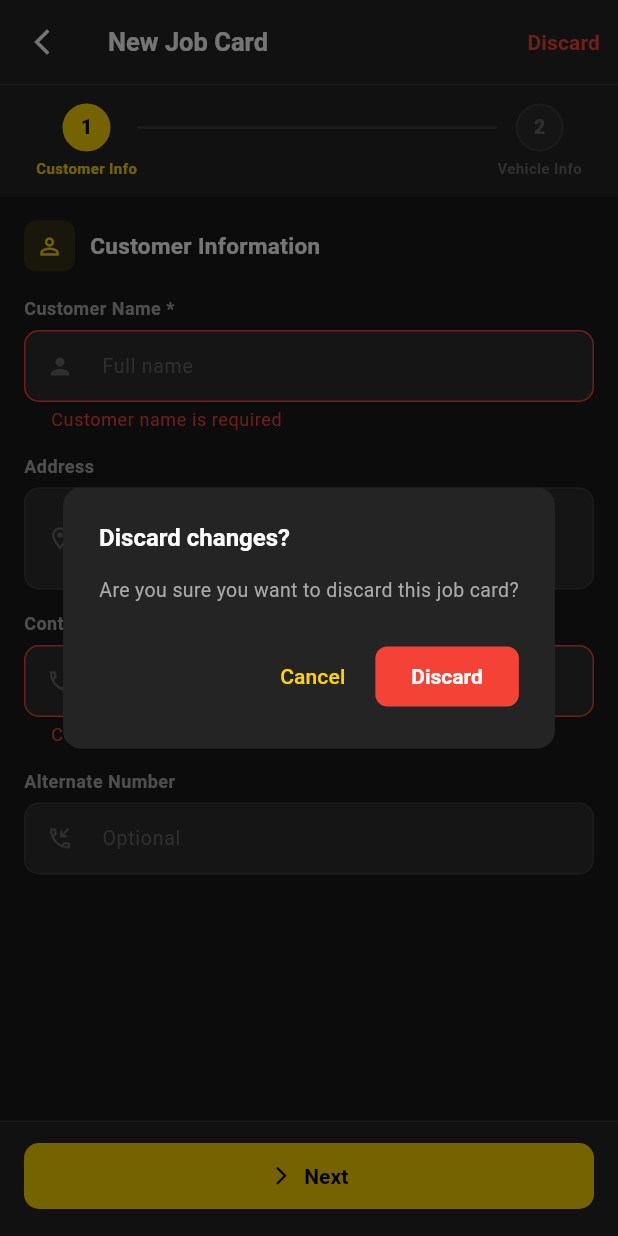
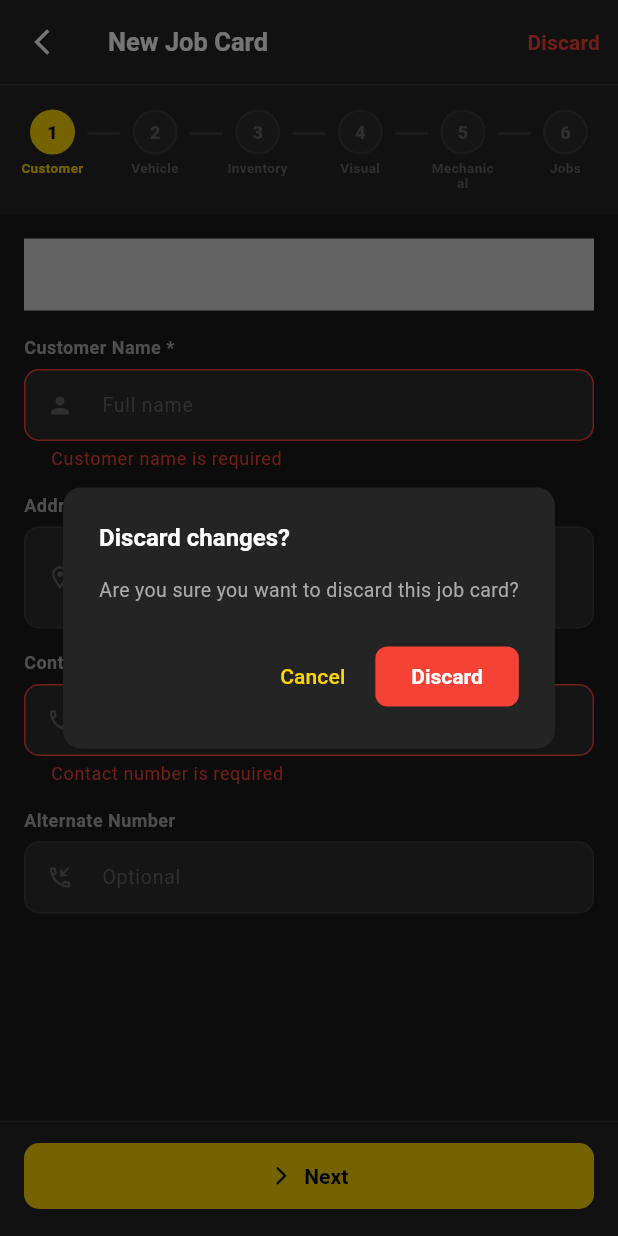
Before and after one commit to MukulKumar09/AutoServ-Pro, a Flutter app: the VehicleEntryScreen screen opened by its route, after a tap on "Next", after a tap on "Discard", on a phone screen of 412 x 824 dp. Run offline on Flutter 3.47's test engine with Material 3 defaults, Android fonts, the phone set to English and light mode, and no system bars; our stand-ins replace cloud_firestore, firebase_auth, firebase_core, image_picker, pdf, printing; missing offline and left inert: syncfusion_flutter_signaturepad; accounts and stored records are empty; network calls fail; statements that could not run were skipped.

Commit message:
feat: unified 6-step wizard progress indicator across all creation journey screens

```diff
--- a/lib/views/demanded_jobs_screen.dart
+++ b/lib/views/demanded_jobs_screen.dart
@@ -5,6 +5,7 @@
 import '../controllers/job_card_controller.dart';
 import '../widgets/app_widgets.dart';
 import '../widgets/main_scaffold.dart';
+import '../widgets/wizard_step_bar.dart';
 
 class DemandedJobsScreen extends StatefulWidget {
   const DemandedJobsScreen({super.key});
@@ -101,6 +102,7 @@
             ? Center(child: PrimaryButton(label: 'Create Job Card', icon: Icons.add,
                   onPressed: () => Navigator.pushReplacementNamed(context, AppRoutes.vehicleEntry)))
             : Column(children: [
+                const WizardStepBar(currentStep: 5),
               // Tab bar
               Container(
                 color: AppColors.surface,
--- a/lib/views/inventory_checklist_screen.dart
+++ b/lib/views/inventory_checklist_screen.dart
@@ -7,6 +7,7 @@
 import '../models/job_card_model.dart';
 import '../widgets/app_widgets.dart';
 import '../widgets/main_scaffold.dart';
+import '../widgets/wizard_step_bar.dart';
 
 class InventoryChecklistScreen extends StatefulWidget {
   const InventoryChecklistScreen({super.key});
--- a/lib/views/mechanical_checklist_screen.dart
+++ b/lib/views/mechanical_checklist_screen.dart
@@ -6,6 +6,7 @@
 import '../models/job_card_model.dart';
 import '../widgets/app_widgets.dart';
 import '../widgets/main_scaffold.dart';
+import '../widgets/wizard_step_bar.dart';
 
 class MechanicalChecklistScreen extends StatefulWidget {
   const MechanicalChecklistScreen({super.key});
@@ -172,7 +173,7 @@
             ? Center(child: PrimaryButton(label: 'Create Job Card', icon: Icons.add,
                   onPressed: () => Navigator.pushReplacementNamed(context, AppRoutes.vehicleEntry)))
             : Column(children: [
-
+                const WizardStepBar(currentStep: 4),
                 Expanded(
                   child: ListView.separated(
                     padding: const EdgeInsets.all(12),
--- a/lib/views/vehicle_entry_screen.dart
+++ b/lib/views/vehicle_entry_screen.dart
@@ -8,6 +8,7 @@
 import '../models/job_card_model.dart';
 import '../widgets/app_widgets.dart';
 import '../widgets/main_scaffold.dart';
+import '../widgets/wizard_step_bar.dart';
 
 class VehicleEntryScreen extends StatefulWidget {
   const VehicleEntryScreen({super.key});
@@ -180,7 +181,7 @@
         ],
         body: Column(children: [
         // ── Step indicator ────────────────────────────────────────────────
-        _StepBar(currentStep: _step),
+        WizardStepBar(currentStep: _step),
 
         // ── RO info chip (Hidden for wizard journey) ──────────────────────
         /*
@@ -631,98 +632,6 @@
       ),
     ]);
   }
-}
-
-// ── Step indicator bar ────────────────────────────────────────────────────────
-class _StepBar extends StatelessWidget {
-  final int currentStep;
-  const _StepBar({required this.currentStep});
-
-  @override
-  Widget build(BuildContext context) {
-    return Container(
-      color: AppColors.surface,
-      padding: const EdgeInsets.symmetric(horizontal: 24, vertical: 12),
-      child: Column(children: [
-        Row(children: [
-          // Step 1 circle
-          _StepCircle(
-              number: 1,
-              label: 'Customer Info',
-              isActive: currentStep == 0,
-              isDone: currentStep > 0),
-          // Line
-          Expanded(
-              child: Container(
-            height: 2,
-            margin: const EdgeInsets.only(bottom: 18),
-            decoration: BoxDecoration(
-              gradient: LinearGradient(colors: [
-                currentStep > 0 ? AppColors.accent : AppColors.border,
-                currentStep > 0 ? AppColors.accent : AppColors.border,
-              ]),
-              borderRadius: BorderRadius.circular(1),
-            ),
-          )),
-          // Step 2 circle
-          _StepCircle(
-              number: 2,
-              label: 'Vehicle Info',
-              isActive: currentStep == 1,
-              isDone: false),
-        ]),
-      ]),
-    );
-  }
-}
-
-class _StepCircle extends StatelessWidget {
-  final int number;
-  final String label;
-  final bool isActive, isDone;
-  const _StepCircle(
-      {required this.number,
-      required this.label,
-      required this.isActive,
-      required this.isDone});
-
-  @override
-  Widget build(BuildContext context) => Column(children: [
-        AnimatedContainer(
-          duration: const Duration(milliseconds: 200),
-          width: 32,
-          height: 32,
-          decoration: BoxDecoration(
-            color: isActive || isDone
-                ? AppColors.accent
-                : AppColors.surfaceElevated,
-            borderRadius: BorderRadius.circular(16),
-            border: Border.all(
-              color: isActive || isDone ? AppColors.accent : AppColors.border,
-              width: 1.5,
-            ),
-          ),
-          child: Center(
-            child: isDone
-                ? const Icon(Icons.check_rounded, color: Colors.black, size: 16)
-                : Text('$number',
-                    style: TextStyle(
-                      color: isActive ? Colors.black : AppColors.textMuted,
-                      fontSize: 13,
-                      fontWeight: FontWeight.w800,
-                    )),
-          ),
-        ),
-        const SizedBox(height: 4),
-        Text(label,
-            style: TextStyle(
-              fontSize: 10,
-              fontWeight: FontWeight.w600,
-              color: isActive ? AppColors.accent : AppColors.textMuted,
-            )),
-      ]);
-}
-
 class _SectionLabel extends StatelessWidget {
   final String label;
   final IconData icon;
--- a/lib/views/visual_inspection_screen.dart
+++ b/lib/views/visual_inspection_screen.dart
@@ -8,6 +8,7 @@
 import '../widgets/app_widgets.dart';
 import '../widgets/main_scaffold.dart';
 import '../services/cloudinary_service.dart';
+import '../widgets/wizard_step_bar.dart';
 
 class VisualInspectionScreen extends StatefulWidget {
   const VisualInspectionScreen({super.key});
@@ -152,9 +153,12 @@
                 PrimaryButton(label: 'Create Job Card', icon: Icons.add,
                     onPressed: () => Navigator.pushReplacementNamed(context, AppRoutes.vehicleEntry)),
               ]))
-            : SingleChildScrollView(
-                padding: const EdgeInsets.all(16),
-                child: Column(crossAxisAlignment: CrossAxisAlignment.start, children: [
+            : Column(children: [
+                const WizardStepBar(currentStep: 3),
+                Expanded(
+                  child: SingleChildScrollView(
+                    padding: const EdgeInsets.all(16),
+                    child: Column(crossAxisAlignment: CrossAxisAlignment.start, children: [
                   // RO info
                   Container(
                     padding: const EdgeInsets.symmetric(horizontal: 14, vertical: 10),
@@ -259,6 +263,7 @@
                   const SizedBox(height: 20),
                 ]),
               ),
+            ]),
       ),
     );
   }
--- /dev/null
+++ b/lib/widgets/wizard_step_bar.dart
@@ -0,0 +1,117 @@
+import 'package:flutter/material.dart';
+import '../constants/app_constants.dart';
+
+class WizardStepBar extends StatelessWidget {
+  final int currentStep; // 0-indexed: 0=Customer, 1=Vehicle, 2=Inventory, 3=Visual, 4=Mechanical, 5=Jobs
+  const WizardStepBar({super.key, required this.currentStep});
+
+  @override
+  Widget build(BuildContext context) {
+    const steps = [
+      'Customer',
+      'Vehicle',
+      'Inventory',
+      'Visual',
+      'Mechanical',
+      'Jobs',
+    ];
+
+    return Container(
+      color: AppColors.surface,
+      padding: const EdgeInsets.symmetric(horizontal: 12, vertical: 16),
+      child: Row(
+        crossAxisAlignment: CrossAxisAlignment.start,
+        children: List.generate(steps.length * 2 - 1, (index) {
+          if (index.isOdd) {
+            final stepIndex = index ~/ 2;
+            final isActive = currentStep > stepIndex;
+            return Expanded(
+              child: Container(
+                height: 2,
+                margin: const EdgeInsets.only(top: 15),
+                decoration: BoxDecoration(
+                  gradient: LinearGradient(
+                    colors: [
+                      isActive ? AppColors.accent : AppColors.border,
+                      isActive ? AppColors.accent : AppColors.border,
+                    ],
+                  ),
+                  borderRadius: BorderRadius.circular(1),
+                ),
+              ),
+            );
+          } else {
+            final stepIndex = index ~/ 2;
+            final isActive = currentStep == stepIndex;
+            final isDone = currentStep > stepIndex;
+            return _StepCircle(
+              number: stepIndex + 1,
+              label: steps[stepIndex],
+              isActive: isActive,
+              isDone: isDone,
+            );
+          }
+        }),
+      ),
+    );
+  }
+}
+
+class _StepCircle extends StatelessWidget {
+  final int number;
+  final String label;
+  final bool isActive, isDone;
+  const _StepCircle({
+    required this.number,
+    required this.label,
+    required this.isActive,
+    required this.isDone,
+  });
+
+  @override
+  Widget build(BuildContext context) {
+    return Column(
+      mainAxisSize: MainAxisSize.min,
+      children: [
+        AnimatedContainer(
+          duration: const Duration(milliseconds: 200),
+          width: 30,
+          height: 30,
+          decoration: BoxDecoration(
+            color: isActive || isDone ? AppColors.accent : AppColors.surfaceElevated,
+            borderRadius: BorderRadius.circular(15),
+            border: Border.all(
+              color: isActive || isDone ? AppColors.accent : AppColors.border,
+              width: 1.5,
+            ),
+          ),
+          child: Center(
+            child: isDone
+                ? const Icon(Icons.check_rounded, color: Colors.black, size: 16)
+                : Text('$number',
+                    style: TextStyle(
+                      color: isActive ? Colors.black : AppColors.textMuted,
+                      fontSize: 12,
+                      fontWeight: FontWeight.w800,
+                    )),
+          ),
+        ),
+        const SizedBox(height: 4),
+        SizedBox(
+          width: 46, // Constrain width so text wraps instead of pushing flex
+          child: Text(
+            label,
+            textAlign: TextAlign.center,
+            maxLines: 2,
+            style: TextStyle(
+              fontSize: 9,
+              height: 1.1,
+              fontWeight: FontWeight.w600,
+              color: isActive ? AppColors.accent : AppColors.textMuted,
+            ),
+          ),
+        ),
+      ],
+    );
+  }
+}
```
